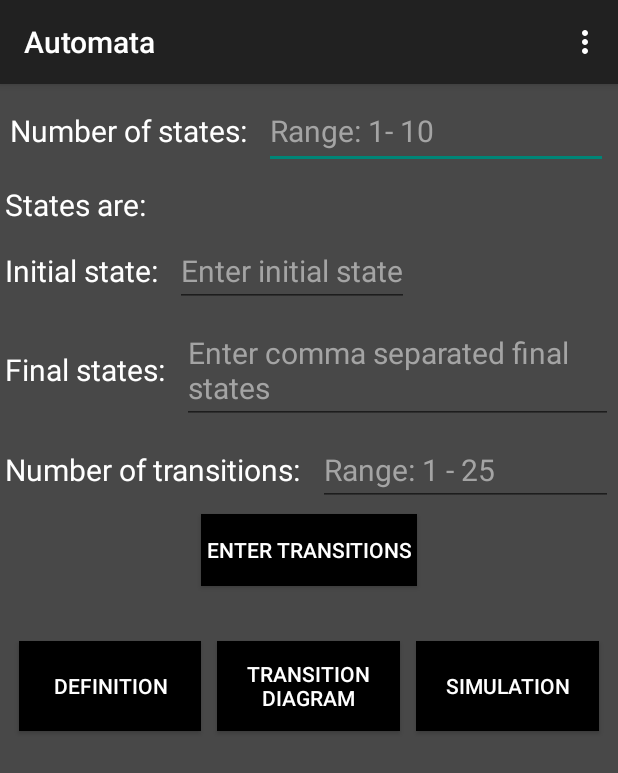
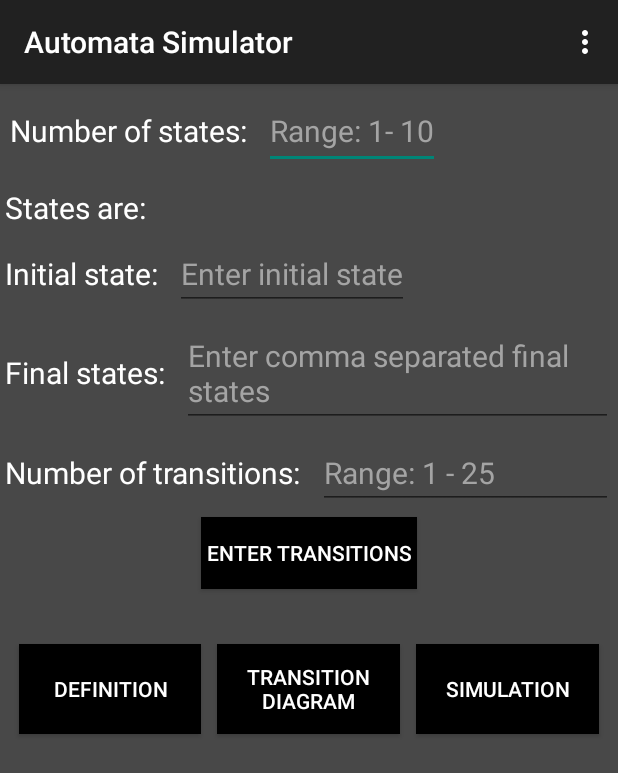
Before and after one commit to firstbreak/Automata, an Android app: the screen it shows after launch (MainActivity), on a phone screen of 412 x 824 dp. Shown: the top 773 px of the screen. Run offline under Robolectric (Android 15) with nearby library versions, the phone set to English and light mode, and no system bars; plain views replace WaveView.

Commit message:
Minor changes

```diff
--- a/app/src/main/AndroidManifest.xml
+++ b/app/src/main/AndroidManifest.xml
@@ -18,9 +18,9 @@
                 <category android:name="android.intent.category.LAUNCHER" />
             </intent-filter>
         </activity>
-        <activity android:name=".TransitionDiagram"  android:theme="@style/diagram" />
-        <activity android:name=".SimulationActivity" />
-        <activity android:name=".DefinitionActivity"></activity>
+        <activity android:name=".TransitionDiagram"  android:theme="@style/diagram" android:label="@string/transition"/>
+        <activity android:name=".SimulationActivity" android:theme="@style/simulation" android:label="@string/simulation"/>
+        <activity android:name=".DefinitionActivity" android:theme="@style/definition" android:label="@string/definition"></activity>
     </application>
 
 </manifest>
--- a/app/src/main/res/layout/activity_main.xml
+++ b/app/src/main/res/layout/activity_main.xml
@@ -35,7 +35,7 @@
                 android:textSize="20sp"/>
 
             <EditText
-                android:layout_width="match_parent"
+                android:layout_width="wrap_content"
                 android:layout_height="50dp"
                 android:id="@+id/no_of_states"
                 android:textColor="@android:color/white"
@@ -45,15 +45,16 @@
                 android:hint="Range: 1- 10"
                 android:textColorHint="#a4a4a4"/>
 
-            <!--<Button-->
-                <!--android:layout_width="wrap_content"-->
-                <!--android:layout_height="wrap_content"-->
-                <!--android:id="@+id/button1"-->
-                <!--android:layout_margin="5dp"-->
-                <!--android:onClick="enter"-->
-                <!--android:background="@android:color/black"-->
-                <!--android:textColor="@android:color/white"-->
-                <!--android:text="Enter"/>-->
+            <Button
+                android:layout_width="wrap_content"
+                android:layout_height="wrap_content"
+                android:id="@+id/button1"
+                android:visibility="invisible"
+                android:layout_margin="5dp"
+                android:onClick="go"
+                android:background="@android:color/black"
+                android:textColor="@android:color/white"
+                android:text="Enter"/>
         </LinearLayout>
 
         <LinearLayout
@@ -224,6 +225,12 @@
             android:layout_width="match_parent"
             android:layout_height="50dp" />
 
+        <TextView
+            android:layout_width="match_parent"
+            android:layout_height="150dp"
+            android:visibility="gone"
+            android:id="@+id/text"/>
+
     </LinearLayout>
 
 
--- a/app/src/main/res/values/colors.xml
+++ b/app/src/main/res/values/colors.xml
@@ -11,4 +11,10 @@
     <color name="orange">#ff3d00</color>
     <color name="orange_light">#ff7539</color>
     <color name="orange_dark">#c30000</color>
+    <color name="pink">#d81b60</color>
+    <color name="pink_light">#ff5c8d</color>
+    <color name="pink_dark">#a00037</color>
+    <color name="grey">#455a64</color>
+    <color name="grey_light">#718792</color>
+    <color name="grey_dark">#1c313a</color>
 </resources>
--- a/app/src/main/res/values/strings.xml
+++ b/app/src/main/res/values/strings.xml
@@ -1,3 +1,6 @@
 <resources>
-    <string name="app_name">Automata</string>
+    <string name="app_name">Automata Simulator</string>
+    <string name="definition">Definition</string>
+    <string name="transition">Transition</string>
+    <string name="simulation">Simulation</string>
 </resources>
--- a/app/src/main/res/values/styles.xml
+++ b/app/src/main/res/values/styles.xml
@@ -12,6 +12,18 @@
         <item name="colorAccent">@color/purple_light</item>
         <item name="colorPrimary">@color/purple</item>
         <item name="colorPrimaryDark">@color/purple_dark</item>
+    </style>
+
+    <style name="definition" parent="Theme.AppCompat.Light.DarkActionBar">
+        <item name="colorPrimary">@color/pink</item>
+        <item name="colorAccent">@color/pink_light</item>
+        <item name="colorPrimaryDark">@color/pink_dark</item>
+    </style>
+
+    <style name="simulation" parent="Theme.AppCompat.Light.DarkActionBar">
+        <item name="colorAccent">@color/grey_light</item>
+        <item name="colorPrimary">@color/grey</item>
+        <item name="colorPrimaryDark">@color/grey_dark</item>
     </style>
     <!--<style name="Theme.Styled" parent="@style/Theme.AppCompat.Light">-->
         <!--<item name="actionBarItemBackground">@drawable/selectable_background</item>-->
```
Also changed, not shown: app/src/main/java/com/example/android/automata/MainActivity.java (+77 -21 lines), app/src/main/java/com/example/android/automata/MyView.java (added, +49 -0 lines), app/src/main/java/com/example/android/automata/TransitionDiagram.java (+31 -3 lines), app/src/main/res/layout/activity_definition.xml (+4 -3 lines), app/src/main/res/layout/activity_simulation.xml (+4 -3 lines).
